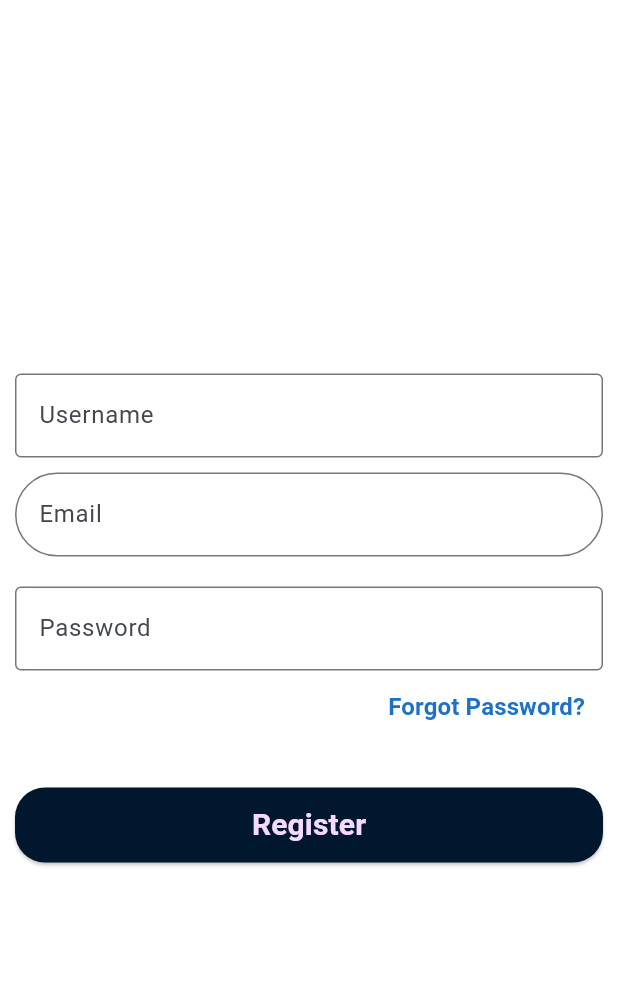
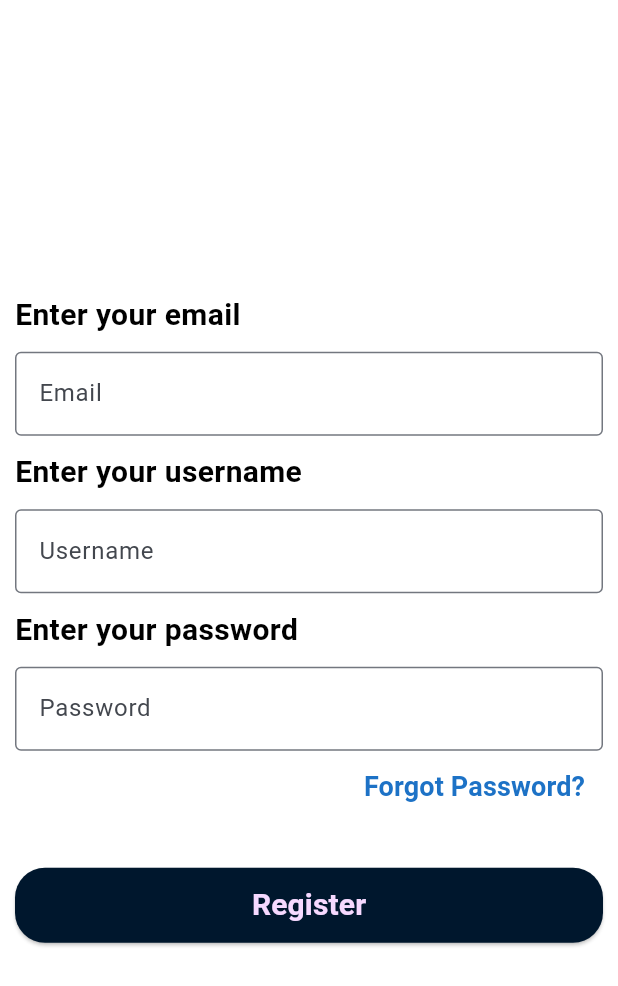
Before and after one commit to fathimafida/job_placement, a Flutter app: the screen it shows after launch, after a tap on "Sign Up", on a phone screen of 412 x 824 dp. Shown: the top 986 px of the screen. Run offline on Flutter 3.47's test engine with Material 3 defaults, Android fonts, the phone set to English and light mode, and no system bars; our stand-ins replace bloc, dio, flex_color_scheme, flutter_bloc, google_fonts, image_picker and 1 more; missing offline and left inert: flutter_quill, wolt_modal_sheet; network calls fail.

Commit message:
modified some changes

```diff
--- a/lib/features/auth/views/auth_screen.dart
+++ b/lib/features/auth/views/auth_screen.dart
@@ -104,7 +104,7 @@ class _AuthScreenState extends State<AuthScreen> {
                   onPressed: () {},
                   child: Text(
                     "Forgot Password?",
-                    style: applyTextStyle(16, FontWeight.bold),
+                    style: applyTextStyle(18, FontWeight.bold),
                   ),
                 ),
               ]),
--- a/lib/features/auth/views/register_screen.dart
+++ b/lib/features/auth/views/register_screen.dart
@@ -28,6 +28,41 @@ class _RegisterScreenState extends State<RegisterScreen> {
             crossAxisAlignment: CrossAxisAlignment.start,
             mainAxisAlignment: MainAxisAlignment.center,
             children: [
+              Text(
+                "Enter your email",
+                style: applyTextStyle(20, FontWeight.bold),
+              ),
+              SizedBox(
+                height: 10,
+              ),
+              TextFormField(
+                controller: _emailController,
+                validator: (value) {
+                  if (value == null || value.isEmpty) {
+                    return "Please enter a valid email";
+                  } else if (!value.contains('@') || !value.contains('.')) {
+                    return "Please enter a valid email";
+                  }
+                  return null;
+                },
+                onTapOutside: (event) {
+                  FocusScope.of(context).unfocus();
+                },
+                decoration: InputDecoration(
+                    hintText: "email",
+                    label: Text("Email"),
+                    border: OutlineInputBorder()),
+              ),
+              SizedBox(
+                height: 10,
+              ),
+              Text(
+                "Enter your username",
+                style: applyTextStyle(20, FontWeight.bold),
+              ),
+              SizedBox(
+                height: 10,
+              ),
               TextFormField(
                 controller: _userController,
                 validator: (value) {
@@ -48,31 +83,9 @@ class _RegisterScreenState extends State<RegisterScreen> {
               SizedBox(
                 height: 10,
               ),
-              TextFormField(
-                controller: _emailController,
-                validator: (value) {
-                  if (value == null || value.isEmpty) {
-                    return "Please enter a valid email";
-                  } else if (!value.contains('@') || !value.contains('.')) {
-                    return "Please enter a valid email";
-                  }
-                  return null;
-                },
-                onTapOutside: (event) {
-                  FocusScope.of(context).unfocus();
-                },
-                decoration: InputDecoration(
-                  hintText: "email",
-                  label: Text("Email"),
-                  border: OutlineInputBorder(
-                    borderRadius: BorderRadius.all(
-                      Radius.circular(30),
-                    ),
-                  ),
-                ),
-              ),
-              SizedBox(
-                height: 10,
+              Text(
+                "Enter your password",
+                style: applyTextStyle(20, FontWeight.bold),
               ),
               SizedBox(
                 height: 10,
@@ -102,7 +115,7 @@ class _RegisterScreenState extends State<RegisterScreen> {
                   onPressed: () {},
                   child: Text(
                     "Forgot Password?",
-                    style: applyTextStyle(16, FontWeight.bold),
+                    style: applyTextStyle(18, FontWeight.bold),
                   ),
                 ),
               ]),
```
